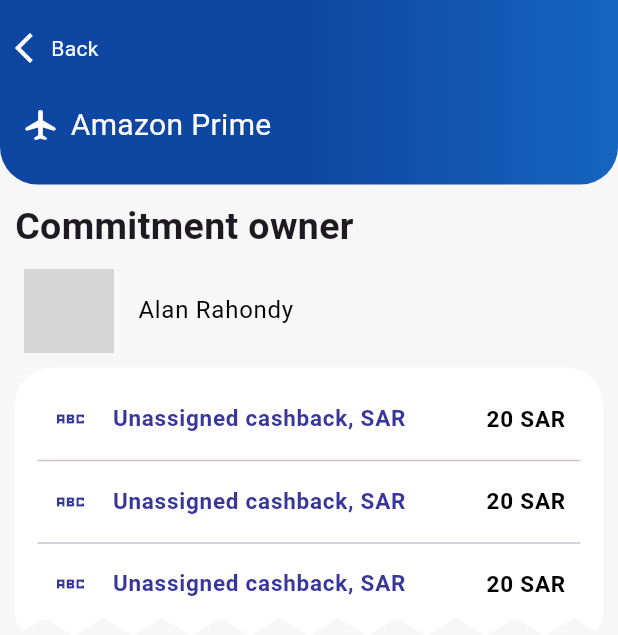
After one commit to zamalex/payback, a Flutter app: the CommitmentDetailsAnother screen opened directly, on a phone screen of 412 x 824 dp. The commit adds this screen. Shown: the top 635 px of the screen. Run offline on Flutter 3.47's test engine with Material 3 defaults, Android fonts, the phone set to English and light mode, and no system bars; our stand-ins replace dio, get, get_it, pin_code_fields, pretty_dio_logger, shared_preferences; missing offline and left inert: custom_date_range_picker, slide_switcher; accounts and stored records are empty; network calls fail; grey boxes are pictures that could not be loaded.

Commit message:
sprint 4 start

```diff
--- a/lib/providers/CommitmentsProvider.dart
+++ b/lib/providers/CommitmentsProvider.dart
@@ -3,6 +3,10 @@
 class CommitmentsProvider extends ChangeNotifier{
 
   String selectedMonth = '';
+  List<String> months = [
+    'January', 'February', 'March', 'April', 'May', 'June',
+    'July', 'August', 'September', 'October', 'November', 'December'
+  ];
 
   selectMonth(String s){
     if(selectedMonth==s)
--- /dev/null
+++ b/lib/screens/commitments_details_another_screen.dart
@@ -0,0 +1,265 @@
+import 'package:flutter/material.dart';
+import 'package:get/get.dart';
+import 'package:get/get_core/src/get_main.dart';
+
+import '../helpers/colors.dart';
+import '../helpers/custom_widgets.dart';
+import 'contributer_screen.dart';
+
+
+class CommitmentDetailsAnother extends StatelessWidget {
+  CommitmentDetailsAnother({super.key});
+
+  @override
+  Widget build(BuildContext context) {
+    return Scaffold(
+      backgroundColor: kBackgroundColor,//Colors.grey.shade200,
+      body:  Container(
+        width: MediaQuery.of(context).size.width,
+        height: MediaQuery.of(context).size.height,
+        //padding: EdgeInsets.all(10),
+
+        child: Column(
+          children: [
+            Expanded(
+              child: SingleChildScrollView(child: Column(
+                crossAxisAlignment: CrossAxisAlignment.start,
+                children: [
+                  Container(
+                    padding: EdgeInsets.only(top: 10),
+                    width: double.infinity,
+                    decoration: BoxDecoration(borderRadius: BorderRadius.only(bottomLeft: Radius.circular(25),bottomRight: Radius.circular(25)),gradient: LinearGradient(
+                      begin: Alignment.center,
+                      end: Alignment.centerRight,
+                      colors: [
+                        Colors.blue.shade900,
+                        Colors.blue.shade800,
+                      ],
+                    )),
+                    child: Column(
+                      children: [
+                        SafeArea(
+                          child: Padding(
+                            padding: const EdgeInsets.all(10.0),
+                            child: Row(
+                              children: [
+                                InkWell(
+                                    onTap:(){
+                                      Navigator.of(context).pop();
+                                    },
+                                    child: Icon(Icons.arrow_back_ios,color: Colors.white,)),
+                                Expanded(child: Text('Back',style: TextStyle(color: Colors.white),)),
+
+                              ],
+                            ),
+                          ),
+                        ),
+                        Container(
+
+                          //margin: EdgeInsets.all(0),
+                          padding: EdgeInsets.only(top: 5,bottom: 10),
+                          //height: 200,
+                          width: MediaQuery.of(context).size.width,
+                          decoration: BoxDecoration(borderRadius: BorderRadius.only(bottomLeft: Radius.circular(25),bottomRight: Radius.circular(25)),),
+                          child: Column(children: [
+                            Padding(
+                              padding:  EdgeInsets.only(right: 15,left: 15,top:10,bottom: 15),
+                              child: Row(
+                                children: [
+                                  Expanded(
+                                      child: Row(
+                                        children: [
+                                          Icon(Icons.airplanemode_on_rounded, color: Colors.white),
+                                          SizedBox(width: 8),
+                                          Text(
+                                            'Amazon Prime',
+                                            style: TextStyle(fontSize: 20, color: Colors.white),
+                                          ),
+                                        ],
+                                      )
+                                  ),Text('', style: TextStyle(fontWeight: FontWeight.bold,fontSize: 20,color: Colors.white),)
+                                ],
+                              ),
+                            ),
+                          ],),
+                        )
+                      ],
+                    ),
+                  ),
+
+                  Padding(
+                    padding: const EdgeInsets.all(10.0),
+                    child: Text(
+                      'Commitment owner',
+                      style: TextStyle(
+                          fontWeight: FontWeight.bold, fontSize: 25),
+                    ),
+                  ),
+                 // SizedBox(height: 10,),
+                  ListTile(
+                    leading: CircleAvatar(
+                      radius: 30,
+                      backgroundImage: NetworkImage('https://static.vecteezy.com/system/resources/previews/019/896/008/original/male-user-avatar-icon-in-flat-design-style-person-signs-illustration-png.png'),
+                    ),
+                    title: Text(
+                      'Alan Rahondy',
+                      style: TextStyle(
+                          color: Colors.black),
+                    ),
+
+                    onTap: () {
+                      // Add onTap functionality here
+                    },
+                  ),
+
+
+                  Padding(padding: EdgeInsets.all(10),child: Column(
+                    crossAxisAlignment: CrossAxisAlignment.start,
+                    children: [
+
+                      Container(
+                        decoration: BoxDecoration(
+                          //color: Colors.transparent,
+                          borderRadius: BorderRadius.only(
+                            topLeft: Radius.circular(25.0),
+                            topRight: Radius.circular(25.0),
+                          ),
+                        ),
+                        child: ClipPath(
+                          clipper: BottomZigZagClipper(),
+                          child: Container(
+                            padding: EdgeInsets.all(15),
+                            width: double.infinity,
+                            // height: 200.0,
+                            decoration: BoxDecoration(
+                              color: Colors.white,//Colors.grey[200],
+                              borderRadius: BorderRadius.only(
+                                  topLeft: Radius.circular(25.0),
+                                  topRight: Radius.circular(25.0),
+                                  bottomRight: Radius.circular(15),
+                                  bottomLeft: Radius.circular(15)
+                              ),
+                            ),
+                            child: Column(
+                              children: [
+
+                                ListTile(
+                                  dense: true,
+                                  contentPadding:
+                                  EdgeInsets.symmetric(horizontal: 10, vertical: 0.0),
+                                  visualDensity: VisualDensity(vertical: -4),
+                                  leading: Icon(
+                                    Icons.abc_sharp,
+                                    color: kBlueColor,
+                                  ),
+                                  title: Text(
+                                    'Unassigned cashback, SAR',
+                                    style: TextStyle(fontSize: 15,color: kBlueColor,fontWeight: FontWeight.bold),
+                                  ),
+                                  trailing: Text(
+                                    '20 SAR',
+                                    style: TextStyle(
+                                        fontSize: 15,
+                                        color: Colors.black,
+                                        fontWeight: FontWeight.bold),
+                                  ),
+                                ),
+                                Divider(),
+                                ListTile(
+                                  dense: true,
+                                  contentPadding:
+                                  EdgeInsets.symmetric(horizontal: 10, vertical: 0.0),
+                                  visualDensity: VisualDensity(vertical: -4),
+                                  leading: Icon(
+                                    Icons.abc_sharp,
+                                    color: kBlueColor,
+                                  ),
+                                  title: Text(
+                                    'Unassigned cashback, SAR',
+                                    style: TextStyle(fontSize: 15,color: kBlueColor,fontWeight: FontWeight.bold),
+                                  ),
+                                  trailing: Text(
+                                    '20 SAR',
+                                    style: TextStyle(
+                                        fontSize: 15,
+                                        color: Colors.black,
+                                        fontWeight: FontWeight.bold),
+                                  ),
+                                ),
+                                Divider(),
+ListTile(
+                                  dense: true,
+                                  contentPadding:
+                                  EdgeInsets.symmetric(horizontal: 10, vertical: 0.0),
+                                  visualDensity: VisualDensity(vertical: -4),
+                                  leading: Icon(
+                                    Icons.abc_sharp,
+                                    color: kBlueColor,
+                                  ),
+                                  title: Text(
+                                    'Unassigned cashback, SAR',
+                                    style: TextStyle(fontSize: 15,color: kBlueColor,fontWeight: FontWeight.bold),
+                                  ),
+                                  trailing: Text(
+                                    '20 SAR',
+                                    style: TextStyle(
+                                        fontSize: 15,
+                                        color: Colors.black,
+                                        fontWeight: FontWeight.bold),
+                                  ),
+                                ),
+
+                              ],
+                            ),
+                          ),
+                        ),
+                      ),
+
+
+                    ],),)
+                ],
+              )),
+            ),
+
+
+          ],
+        ),
+
+      ),
+
+    );
+  }
+}
+
+class ContributorWidget extends StatelessWidget{
+  bool showDetails = true;
+
+  ContributorWidget({this.showDetails = true});
+  @override
+  Widget build(BuildContext context) {
+    // TODO: implement build
+    return Container(
+      margin: EdgeInsets.symmetric(vertical: 4),
+      child: ListTile(
+
+        leading: CircleAvatar(
+          radius: 30,
+          backgroundImage: NetworkImage('https://static.vecteezy.com/system/resources/previews/019/896/008/original/male-user-avatar-icon-in-flat-design-style-person-signs-illustration-png.png'),
+        ),
+        title: Text('Alan Rahondy',style: TextStyle(fontWeight: FontWeight.bold,color: Colors.black),),
+        subtitle:!showDetails?null: Column(
+          crossAxisAlignment: CrossAxisAlignment.start,
+          children: [
+            Text('Sharing 10% of cashback',style: TextStyle(color: Colors.black)),
+            Text('32 SAR contributed',style: TextStyle(fontWeight: FontWeight.bold,color: kBlueColor)),
+          ],
+        ),
+        onTap: () {
+          Get.to(ContributerScreen());
+        },
+      ),
+    );
+  }
+
+
+}
--- a/lib/screens/main.dart
+++ b/lib/screens/main.dart
@@ -5,6 +5,9 @@
 import 'package:payback/providers/checkout_provider.dart';
 import 'package:payback/providers/home_provider.dart';
 import 'package:payback/screens/checkout_screen.dart';
+import 'package:payback/screens/commitment_category_received.dart';
+import 'package:payback/screens/commitment_category_spent_screen.dart';
+import 'package:payback/screens/commitments_details_another_screen.dart';
 import 'package:payback/screens/commitments_screen.dart';
 import 'package:payback/screens/commitmetn_details_screen.dart';
 import 'package:payback/screens/contributer_screen.dart';
@@ -14,6 +17,7 @@
 import 'package:payback/screens/login.dart';
 import 'package:payback/screens/main_screen.dart';
 import 'package:payback/screens/new_commitment_screen.dart';
+import 'package:payback/screens/order_details_screen.dart';
 import 'package:payback/screens/partner_details_screen.dart';
 import 'package:payback/screens/partner_info_screen.dart';
 import 'package:payback/screens/phonenumber.dart';
--- a/lib/screens/saved_screen.dart
+++ b/lib/screens/saved_screen.dart
@@ -65,7 +65,7 @@
                 containerWight: MediaQuery.of(context).size.width - 32 - 10,
               ),
               Container(height: 20),
-              Expanded(
+              Container(
                 child: selected == 0
                     ? GridView(
                         physics: NeverScrollableScrollPhysics(),
```
Also changed, not shown: lib/screens/commitment_category_received.dart (added, +154 -0 lines), lib/screens/commitment_category_spent_screen.dart (added, +45 -0 lines), lib/screens/history_screen.dart (+25 -12 lines), lib/screens/order_details_screen.dart (added, +109 -0 lines), lib/screens/payment_success_screen.dart (+18 -26 lines), 1 other file.
